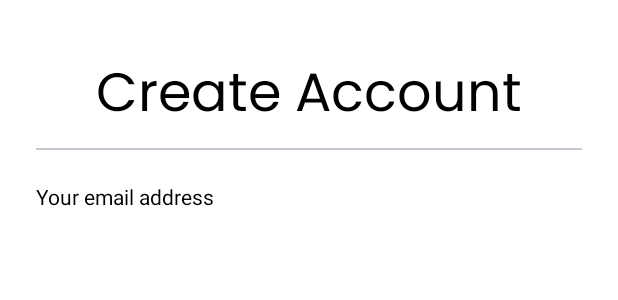
After one commit to LeFi8/ChatApp, an Android app built with Jetpack Compose: the @Preview function SignUp, on a phone screen of 412 x 824 dp. The commit adds this screen. Shown: the top 300 px of the screen. Run offline under Robolectric (Android 15) with nearby library versions, the phone set to English and light mode, and no system bars.

Commit message:
add sign up function

```diff
--- a/app/src/main/java/com/example/loginjetpackcompose/presentation/Login.kt
+++ b/app/src/main/java/com/example/loginjetpackcompose/presentation/Login.kt
@@ -51,7 +51,7 @@ import com.example.loginjetpackcompose.ui.theme.Poppins
 import com.example.loginjetpackcompose.ui.theme.Yellow
 
 @Composable
-fun Login(onLoginClick: (String, String) -> Unit) {
+fun Login(onLoginClick: (String, String) -> Unit, onNoAccountClick: () -> Unit) {
     var user by remember { mutableStateOf("") }
     var password by remember { mutableStateOf("") }
 
@@ -78,7 +78,7 @@ fun Login(onLoginClick: (String, String) -> Unit) {
         )
         Row(verticalAlignment = Alignment.CenterVertically) {
             Text(text = stringResource(id = R.string.dont_have_account), color = EmperorDark)
-            TextButton(onClick = {}) {
+            TextButton(onClick = onNoAccountClick) {
                 Text(text = stringResource(id = R.string.signup), color = Yellow)
             }
         }
@@ -109,7 +109,7 @@ sealed class InputType (
     val visualTransformation: VisualTransformation
 ) {
     object Username : InputType(
-        labelId = R.string.user_mail,
+        labelId = R.string.email,
         icon = Icons.Default.Person,
         keyboardOptions = KeyboardOptions(imeAction = ImeAction.Next),
         visualTransformation = VisualTransformation.None
--- /dev/null
+++ b/app/src/main/java/com/example/loginjetpackcompose/presentation/SignUp.kt
@@ -0,0 +1,46 @@
+package com.example.loginjetpackcompose.presentation
+
+import androidx.compose.foundation.background
+import androidx.compose.foundation.layout.Column
+import androidx.compose.foundation.layout.fillMaxSize
+import androidx.compose.foundation.layout.fillMaxWidth
+import androidx.compose.foundation.layout.padding
+import androidx.compose.material3.Divider
+import androidx.compose.material3.Text
+import androidx.compose.runtime.Composable
+import androidx.compose.ui.Modifier
+import androidx.compose.ui.res.stringResource
+import androidx.compose.ui.text.style.TextAlign
+import androidx.compose.ui.tooling.preview.Preview
+import androidx.compose.ui.unit.dp
+import androidx.compose.ui.unit.sp
+import com.example.loginjetpackcompose.R
+import com.example.loginjetpackcompose.ui.theme.Ivory
+import com.example.loginjetpackcompose.ui.theme.Poppins
+
+@Preview
+@Composable
+fun SignUp() {
+    Column(
+        modifier = Modifier
+            .fillMaxSize()
+            .background(Ivory)
+            .padding(24.dp)
+    ) {
+        Text(
+            text = stringResource(
+                id = R.string.create_account
+            ),
+            fontSize = 36.sp,
+            fontFamily = Poppins,
+            modifier = Modifier
+                .fillMaxWidth()
+                .padding(12.dp),
+            textAlign = TextAlign.Center
+        )
+        Divider(modifier = Modifier.padding(bottom = 24.dp))
+        Text(text = stringResource(id = R.string.your_mail))
+
+        // TODO("add text fields and signup logic")
+    }
+}
--- a/app/src/main/res/values/strings.xml
+++ b/app/src/main/res/values/strings.xml
@@ -3,8 +3,10 @@
     <string name="welcome">Welcome</string>
     <string name="login">LOG IN</string>
     <string name="signup">SIGN UP</string>
-    <string name="user_mail">E-mail</string>
+    <string name="email">E-mail</string>
     <string name="password">Password</string>
     <string name="dont_have_account">Don\'t have an account?</string>
     <string name="login_failed">Login failed %s</string>
+    <string name="create_account">Create Account</string>
+    <string name="your_mail">Your email address</string>
 </resources>
```
Also changed, not shown: app/src/main/java/com/example/loginjetpackcompose/MainActivity.kt (+7 -2 lines).
